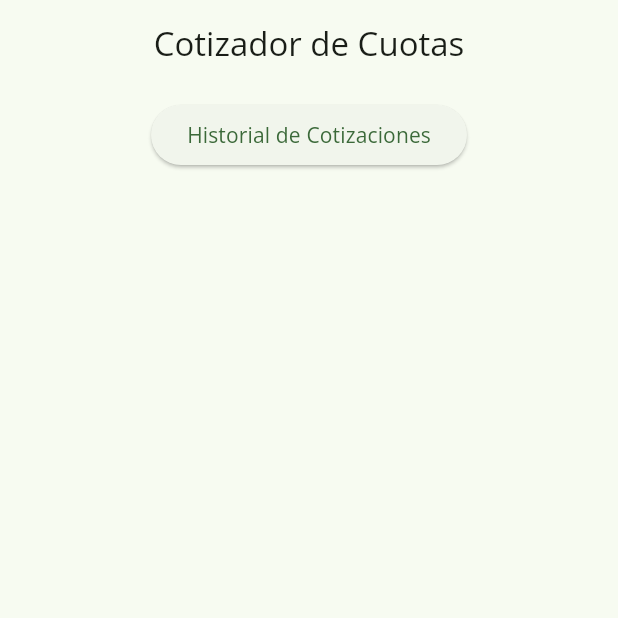
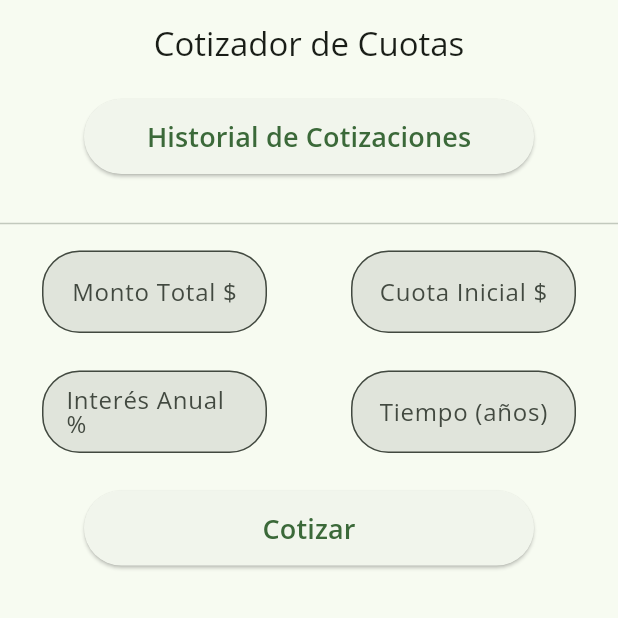
Before and after one commit to Jose20025/cotizador, a Flutter app: the screen it shows after launch, on a phone screen of 412 x 824 dp, the top half of it. Run offline on Flutter 3.47's test engine with Material 2 defaults, Android fonts, the light colour scheme and no system bars.

Commit message:
Finalizada la UI

```diff
--- a/lib/views/home_page.dart
+++ b/lib/views/home_page.dart
@@ -1,3 +1,4 @@
+import 'package:cotizador/custom/input_form.dart';
 import 'package:cotizador/models/cotizacion.dart';
 import 'package:cotizador/views/historial_page.dart';
 import 'package:flutter/material.dart';
@@ -39,17 +40,70 @@ class _HomePageState extends State<HomePage> {
         child: Column(
           children: [
             const SizedBox(height: 10),
-            ElevatedButton(
-              onPressed: () {
-                Navigator.push(
+            SizedBox(
+              height: 50,
+              width: 300,
+              child: ElevatedButton(
+                onPressed: () {
+                  Navigator.push(
                     context,
                     MaterialPageRoute(
                       builder: (context) => HistorialPage(
                         cotizaciones: cotizaciones,
                       ),
-                    ));
-              },
-              child: const Text('Historial de Cotizaciones'),
+                    ),
+                  );
+                },
+                child: const Text(
+                  'Historial de Cotizaciones',
+                  style: TextStyle(
+                    fontSize: 18,
+                    fontWeight: FontWeight.bold,
+                  ),
+                ),
+              ),
+            ),
+            const SizedBox(height: 25),
+            const Divider(),
+            const SizedBox(height: 10),
+            const Row(
+              mainAxisAlignment: MainAxisAlignment.spaceAround,
+              children: [
+                InputForm(
+                  label: 'Monto Total \$',
+                  width: 150,
+                  type: TextInputType.number,
+                ),
+                InputForm(
+                  label: 'Cuota Inicial \$',
+                  width: 150,
+                  type: TextInputType.number,
+                ),
+              ],
+            ),
+            const SizedBox(height: 25),
+            const Row(
+              mainAxisAlignment: MainAxisAlignment.spaceAround,
+              children: [
+                InputForm(
+                  width: 150,
+                  label: 'Interés Anual %',
+                  type: TextInputType.number,
+                ),
+                InputForm(width: 150, label: 'Tiempo (años)'),
+              ],
+            ),
+            const SizedBox(height: 25),
+            SizedBox(
+              height: 50,
+              width: 300,
+              child: ElevatedButton(
+                onPressed: () {},
+                child: const Text(
+                  'Cotizar',
+                  style: TextStyle(fontSize: 18, fontWeight: FontWeight.bold),
+                ),
+              ),
             )
           ],
         ),
```
